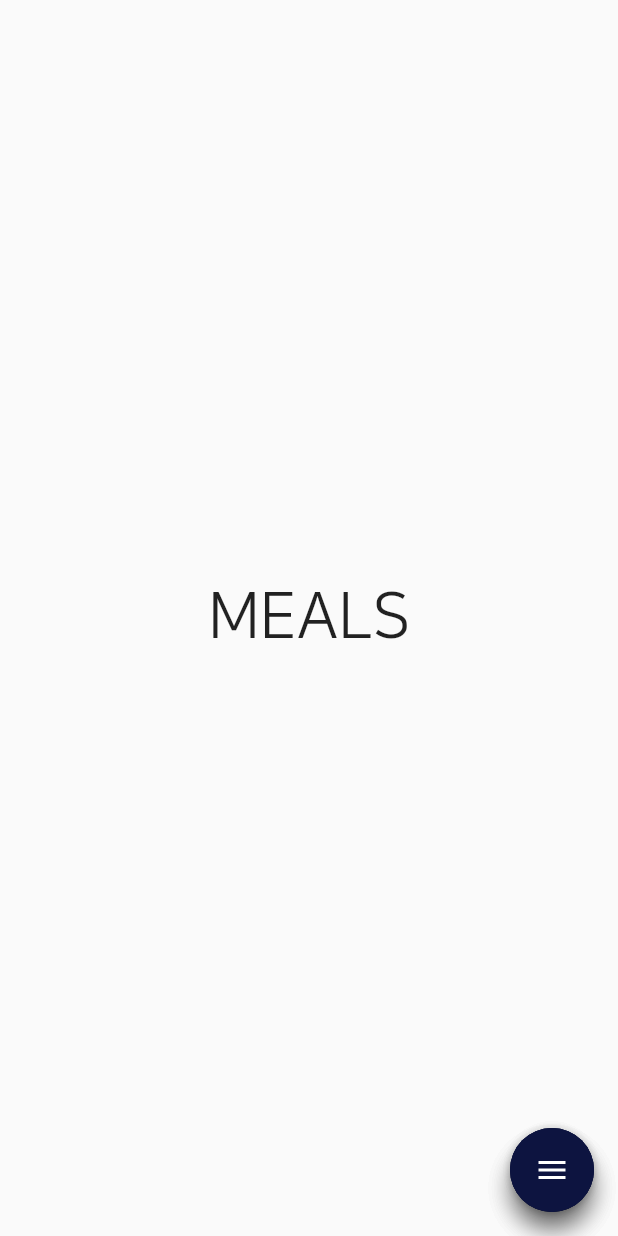
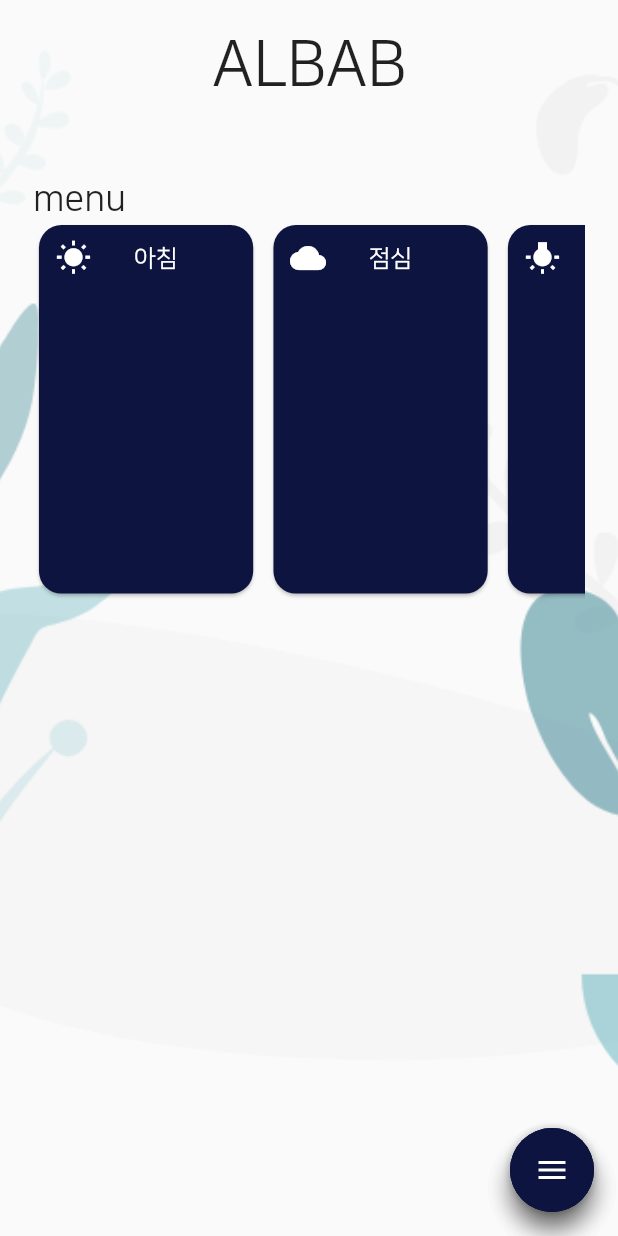
Before and after one commit to JoMinSeo/AlBab, a Flutter app: the screen it shows after launch, after a tap on "시작", on a phone screen of 412 x 824 dp. Run offline on Flutter 3.47's test engine with Material 2 defaults, Android fonts, the phone set to English and light mode, and no system bars.

Commit message:
[UPDATE]Main UI

```diff
--- /dev/null
+++ b/albab/lib/components/menu_list.dart
@@ -0,0 +1,43 @@
+import 'package:albab/components/menu_tile.dart';
+import 'package:albab/services/sizes/sizeconfig.dart';
+import 'package:flutter/material.dart';
+
+class MenuList extends StatelessWidget {
+  @override
+  Widget build(BuildContext context) {
+    return ListView.separated(
+      shrinkWrap: true,
+      separatorBuilder: (BuildContext context, int index) => SizedBox(
+        width: getProportionateScreenWidth(5),
+      ),
+      scrollDirection: Axis.horizontal,
+      itemBuilder: (context, index) {
+        return MenuTile(
+          icon: iconSelect(index),
+          title: titleSelect(index),
+        );
+      },
+      itemCount: 3,
+    );
+  }
+}
+
+IconData iconSelect(int index){
+  if(index == 0){
+    return Icons.wb_sunny;
+  }else if(index == 1){
+    return Icons.wb_cloudy;
+  }else if(index == 2){
+    return Icons.wb_incandescent;
+  }
+}
+
+String titleSelect(int index){
+  if(index == 0){
+    return "아침";
+  }else if(index == 1){
+    return "점심";
+  }else if(index == 2){
+    return "저녁";
+  }
+}
--- /dev/null
+++ b/albab/lib/components/menu_tile.dart
@@ -0,0 +1,49 @@
+import 'package:albab/Constants/constants.dart';
+import 'package:albab/services/sizes/sizeconfig.dart';
+import 'package:flutter/material.dart';
+
+class MenuTile extends StatelessWidget {
+  final IconData icon;
+  final String title;
+
+  const MenuTile({Key key, @required this.icon, @required this.title})
+      : super(key: key);
+
+  @override
+  Widget build(BuildContext context) {
+    return Card(
+      shape: RoundedRectangleBorder(
+        borderRadius: BorderRadius.circular(15),
+      ),
+      child: Container(
+          height: getProportionateScreenHeight(180),
+          width: getProportionateScreenWidth(130),
+          child: Padding(
+            padding: EdgeInsets.symmetric(
+              vertical: getProportionateScreenHeight(10),
+              horizontal: getProportionateScreenWidth(10),
+            ),
+            child: Column(
+              crossAxisAlignment: CrossAxisAlignment.start,
+              children: [
+                Row(
+                  mainAxisAlignment: MainAxisAlignment.spaceBetween,
+                  children: [
+                    Icon(icon, color: Colors.white),
+                    Text(
+                      title,
+                      style: kNaNumRegular.copyWith(
+                          color: Colors.white, fontSize: 16),
+                    ),
+                    SizedBox(
+                      width: getProportionateScreenWidth(10),
+                    ),
+                  ],
+                )
+              ],
+            ),
+          )),
+      color: kBlue,
+    );
+  }
+}
--- a/albab/lib/screen/meals/meals_body.dart
+++ b/albab/lib/screen/meals/meals_body.dart
@@ -1,4 +1,5 @@
 import 'package:albab/Constants/constants.dart';
+import 'package:albab/components/menu_list.dart';
 import 'package:albab/services/sizes/sizeconfig.dart';
 import 'package:flutter/material.dart';
 
@@ -7,18 +8,43 @@ class MealsBody extends StatefulWidget {
   _MealsBodyState createState() => _MealsBodyState();
 }
 
-class _MealsBodyState extends State<MealsBody> with AutomaticKeepAliveClientMixin{
-
+class _MealsBodyState extends State<MealsBody>
+    with AutomaticKeepAliveClientMixin {
   @override
   Widget build(BuildContext context) {
-    return Padding(
-      padding: EdgeInsets.symmetric(
-        vertical: getProportionateScreenHeight(20),
+    return DecoratedBox(
+      decoration: BoxDecoration(
+        image: DecorationImage(
+          image: AssetImage("assets/images/plants_back.png"),
+          fit: BoxFit.cover,
+        ),
       ),
-      child: Center(
-        child: Text(
-          'MEALS',
-          style: kNaNumRegular.copyWith(fontSize: 42),
+      child: Padding(
+        padding: EdgeInsets.symmetric(
+          vertical: getProportionateScreenHeight(20),
+          horizontal: getProportionateScreenWidth(20),
+        ),
+        child: Column(
+          crossAxisAlignment: CrossAxisAlignment.start,
+          children: <Widget>[
+            Center(
+              child: Text(
+                "ALBAB",
+                style: kNaNumRegular.copyWith(fontSize: 42),
+              ),
+            ),
+            SizedBox(
+              height: getProportionateScreenHeight(50),
+            ),
+            Text(
+              "menu",
+              style: kNaNumRegular.copyWith(fontSize: 24),
+            ),
+            Container(
+              height: getProportionateScreenHeight(250),
+              child: MenuList(),
+            ),
+          ],
         ),
       ),
     );
--- a/albab/lib/screen/prepare/prepare_body.dart
+++ b/albab/lib/screen/prepare/prepare_body.dart
@@ -11,7 +11,9 @@ class PrepareBody extends StatefulWidget {
 class _PrepareBodyState extends State<PrepareBody> {
   @override
   Widget build(BuildContext context) {
-    return Padding(
+    return Container(
+      color: kLightGrey,
+      child: Padding(
         padding: EdgeInsets.symmetric(
           vertical: getProportionateScreenHeight(30),
           horizontal: getProportionateScreenWidth(20),
@@ -55,6 +57,7 @@ class _PrepareBodyState extends State<PrepareBody> {
             ],
           ),
         ),
+      ),
     );
   }
 
```
Lines whose indentation alone changed are shown as unchanged.
